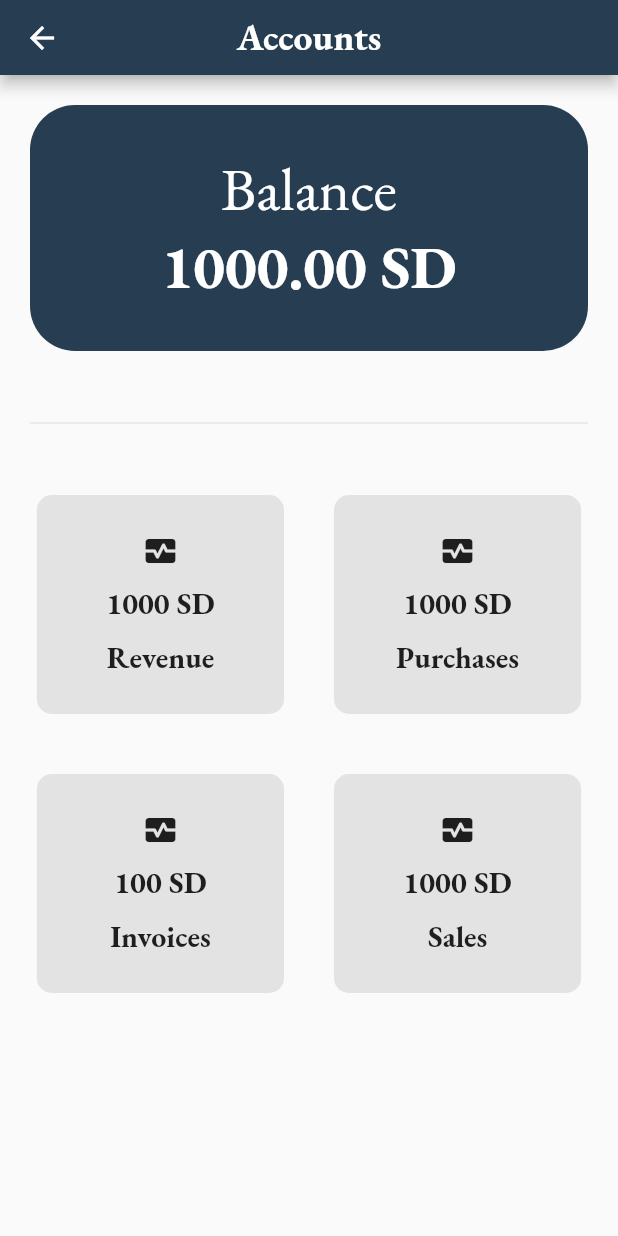
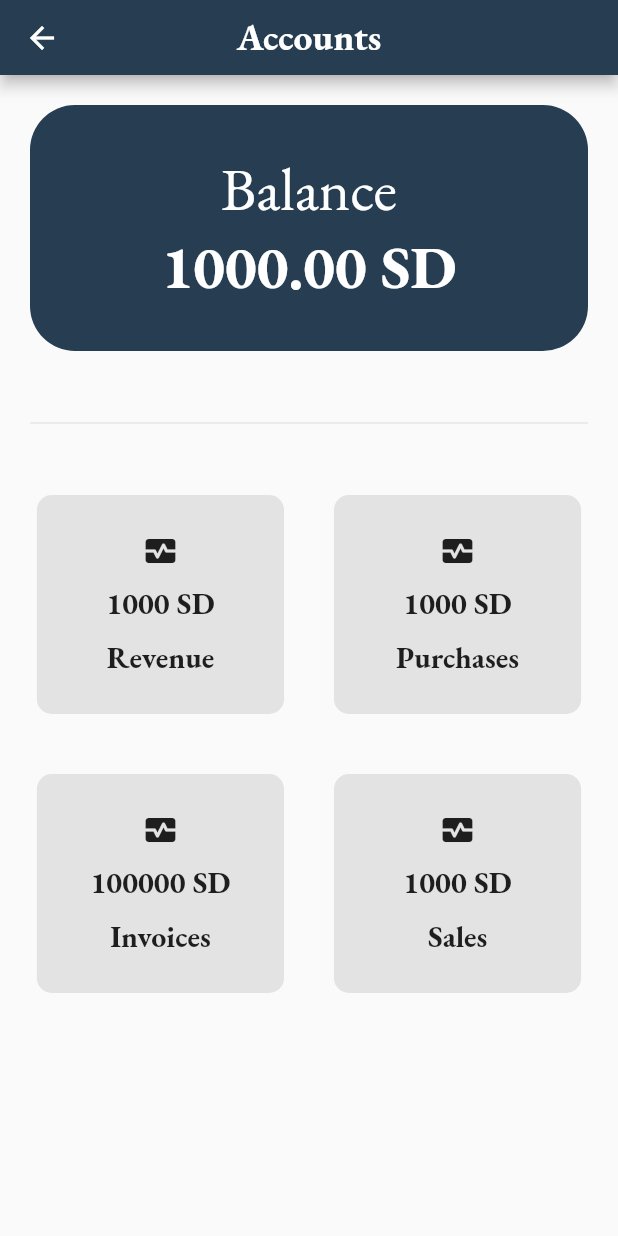
Before and after one commit to Fadwahigga/Mobile-Based-Store-Management-System, a Flutter app: the AccountsPage screen opened directly, on a phone screen of 412 x 824 dp. Run offline on Flutter 3.47's test engine with Material 2 defaults, Android fonts, the phone set to English and light mode, and no system bars; our stand-ins replace get, google_fonts; missing offline and left inert: qr_code_scanner.

Commit message:
New Commit

```diff
--- a/lib/screens/Performance Screens/showProductsQuantities.dart
+++ b/lib/screens/Performance Screens/showProductsQuantities.dart
@@ -18,6 +18,7 @@ class _ShowProductsQuantitiesPageState
   DateTime? _dateTimeTo = DateTime.now();
   final TextStyle _textStyle = GoogleFonts.ebGaramond(
       textStyle: const TextStyle(fontSize: 20, fontWeight: FontWeight.bold));
+
   @override
   Widget build(BuildContext context) {
     return Scaffold(
--- a/lib/screens/accounts.dart
+++ b/lib/screens/accounts.dart
@@ -77,7 +77,7 @@ class AccountsPage extends StatelessWidget {
             Row(
               mainAxisAlignment: MainAxisAlignment.spaceAround,
               children: [
-                AccountWidget(dataName: "Invoices", money: "100"),
+                AccountWidget(dataName: "Invoices", money: "100000"),
                 const SizedBox(
                   width: 15,
                 ),
--- a/pubspec.yaml
+++ b/pubspec.yaml
@@ -40,6 +40,7 @@ dependencies:
   get: ^4.6.5
   calendar_date_picker2: ^0.3.3
   qr_code_scanner: ^1.0.1
+
 
 
 dev_dependencies:
```
